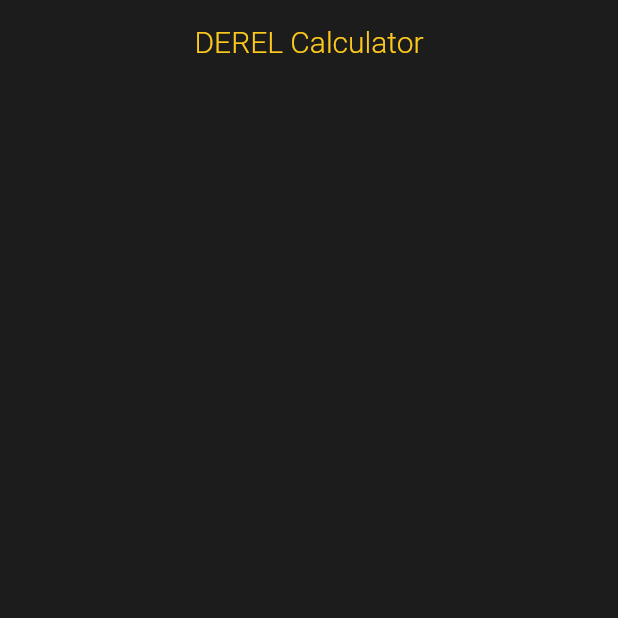
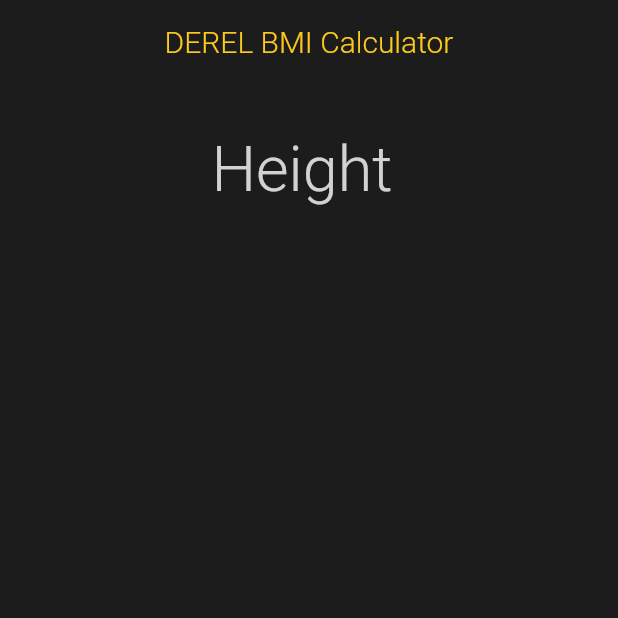
Before and after one commit to Derelmi/bmi-calculator, a Flutter app: the screen it shows after launch, on a phone screen of 412 x 824 dp, the top half of it. Run offline on Flutter 3.47's test engine with Material 2 defaults, Android fonts, the phone set to English and light mode, and no system bars; our stand-ins replace hexcolor.

Commit message:
renamed the App and modified the pages

```diff
--- a/lib/main.dart
+++ b/lib/main.dart
@@ -1,6 +1,6 @@
 import 'package:flutter_projects/screens/home.dart';
 import 'package:flutter/material.dart';
-import 'package:flutter_projects/screens/home.dart';
+// import 'package:flutter_projects/screens/home.dart';
 
 void main(){
   runApp(MyApp());
@@ -15,7 +15,7 @@ class MyApp extends StatelessWidget {
   Widget build(BuildContext context) {
     var yellow;
     return MaterialApp(
-      title: 'DEREL Calculator',
+      title: 'DEREL BMI Calculator',
       debugShowCheckedModeBanner: false,
       theme: ThemeData(primarySwatch: Colors.yellow,visualDensity: VisualDensity.adaptivePlatformDensity,
       ),
--- a/lib/screens/home.dart
+++ b/lib/screens/home.dart
@@ -2,7 +2,6 @@ import 'package:flutter_projects/constants/app_constants.dart';
 import 'package:flutter_projects/widgets/left_bar.dart';
 import 'package:flutter_projects/widgets/right_bar.dart';
 import 'package:flutter/material.dart';
-import 'package:flutter_projects/constants/app_constants.dart';
 
 class HomeScreen extends StatefulWidget {
   // const name({super.key});
@@ -14,10 +13,11 @@ class HomeScreen extends StatefulWidget {
 class _HomeScreenState extends State<HomeScreen> {
   @override
   Widget build(BuildContext context) {
+
     return Scaffold(
       appBar: AppBar(
         title: Text(
-          "DEREL Calculator",
+          "DEREL BMI Calculator",
           style: TextStyle(color: accentHexColor, fontWeight: FontWeight.w300),
         ),
         backgroundColor: Colors.transparent,
@@ -30,7 +30,30 @@ class _HomeScreenState extends State<HomeScreen> {
         children: [
           SizedBox(
             height: 20,
-          ),
+          ),Row(mainAxisAlignment: MainAxisAlignment.spaceEvenly,
+          children: [
+            Container(
+              width: 130,
+              child: TextField(
+                style: TextStyle(
+                  fontSize: 42,
+                  fontWeight: FontWeight.w300,
+                  color: accentHexColor
+                ),
+                keyboardType: TextInputType.number,
+                decoration: InputDecoration(
+                  border: InputBorder.none,
+                  hintText: "Height",
+                  hintStyle: TextStyle(
+                    fontSize: 42,
+                    fontWeight: FontWeight.w300,
+                    color: Colors.white.withOpacity(.8)
+                    ),
+                ),
+              ),
+            )
+
+          ],)
         ],
       )),
     );
--- a/lib/widgets/left_bar.dart
+++ b/lib/widgets/left_bar.dart
@@ -2,9 +2,11 @@ import 'package:flutter/material.dart';
  import 'package:flutter_projects/constants/app_constants.dart';
 
 class LeftBar extends StatelessWidget {
+  var barWidth;
+
   // final double barWidth;
-
-  // const LeftBar({Key key, required this.barWidth}) : super(key: key);
+// const LeftBar({Key key, required this.barWidth}) : super(key: key);
+ // get barWidth => null;
 
   @override
   Widget build(BuildContext context) {
@@ -13,7 +15,8 @@ class LeftBar extends StatelessWidget {
       children: [
          Container(
           height: 25,
-          width: 100,
+          width: barWidth,
+          // width: 100,
           decoration: BoxDecoration(
             borderRadius: BorderRadius.only(
               topLeft: Radius.circular(20),
--- a/lib/widgets/right_bar.dart
+++ b/lib/widgets/right_bar.dart
@@ -2,9 +2,9 @@ import 'package:flutter/material.dart';
  import 'package:flutter_projects/constants/app_constants.dart';
 
 class RightBar extends StatelessWidget {
+  var barWidth;
   // final double barWidth;
-
-  // const RightBar({Key key, @required this.barWidth}) : super(key: key);
+ // const RightBar({Key key, @required this.barWidth}) : super(key: key);
 
   @override
   Widget build(BuildContext context) {
@@ -13,7 +13,7 @@ class RightBar extends StatelessWidget {
       children: [
          Container(
           height: 25,
-          width: 100,
+          width: barWidth,
           decoration: BoxDecoration(
             borderRadius: BorderRadius.only(
               topRight: Radius.circular(20),
--- a/pubspec.yaml
+++ b/pubspec.yaml
@@ -31,6 +31,7 @@ environment:
 dependencies:
   flutter:
     sdk: flutter
+  # hexcolor: ^1.0.6
 
 
   # The following adds the Cupertino Icons font to your application.
```
Also changed, not shown: lib/constants/app_constants.dart (line endings or trailing spaces).
